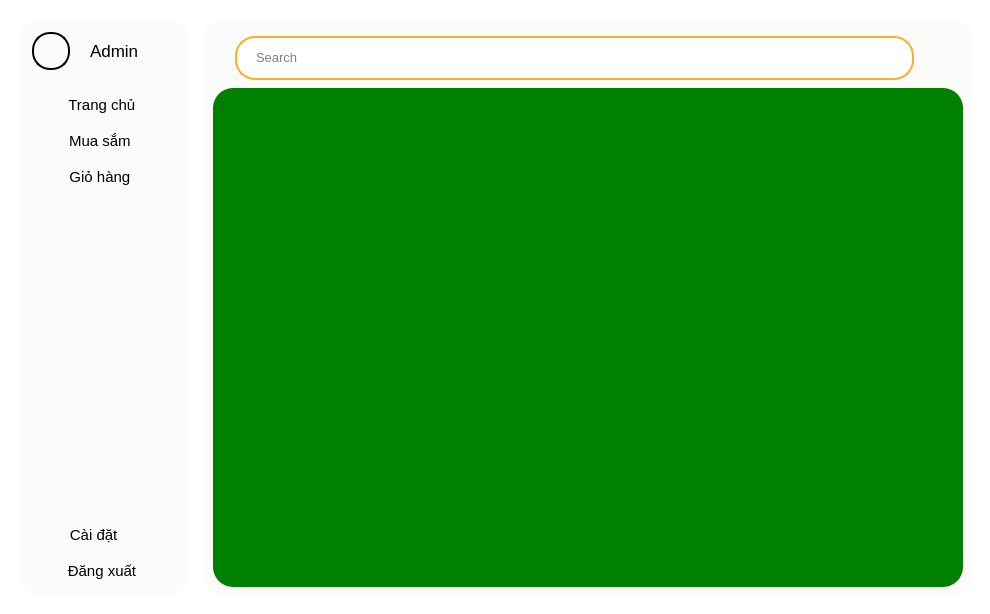
The window that SPCK/GUI/user.ui (MaiNgocChau9/Python-App-Instance) describes before a commit, drawn with Qt 5.
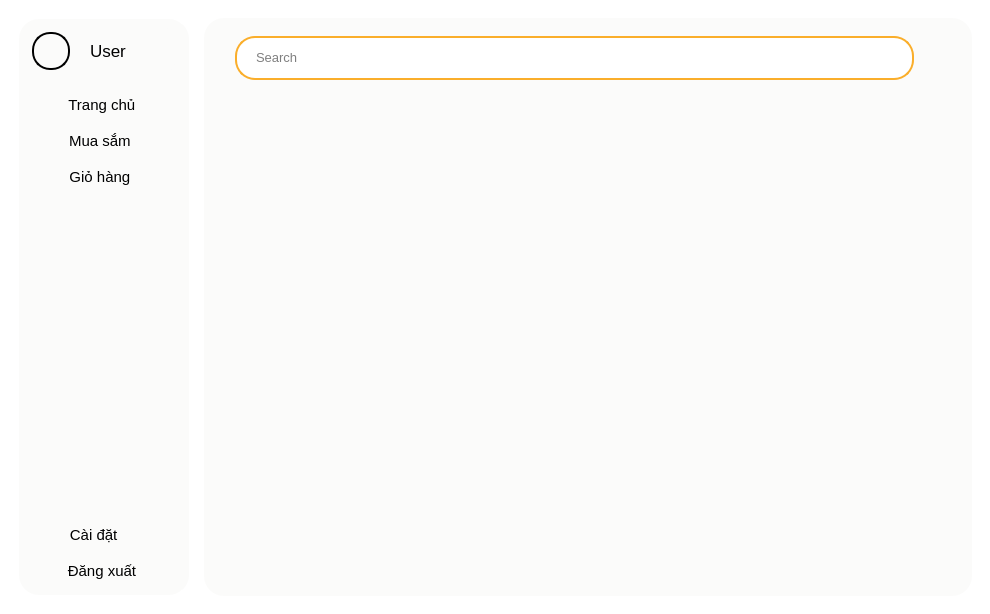
The same window after the commit. The open tabs and pages were chosen to show the change. Icons and pictures are not drawn.

```diff
--- a/SPCK/GUI/user.ui
+++ b/SPCK/GUI/user.ui
@@ -79,7 +79,7 @@
              </font>
             </property>
             <property name="text">
-             <string>Admin</string>
+             <string>User</string>
             </property>
            </widget>
           </item>
@@ -550,11 +550,7 @@
             </widget>
            </item>
            <item>
-            <widget class="QWidget" name="widget_13" native="true">
-             <property name="styleSheet">
-              <string notr="true">background-color: green;</string>
-             </property>
-            </widget>
+            <widget class="QWidget" name="widget_5" native="true"/>
            </item>
           </layout>
          </widget>
```
Left out of the diff: 2 changed lines with no effect on the pictures.
